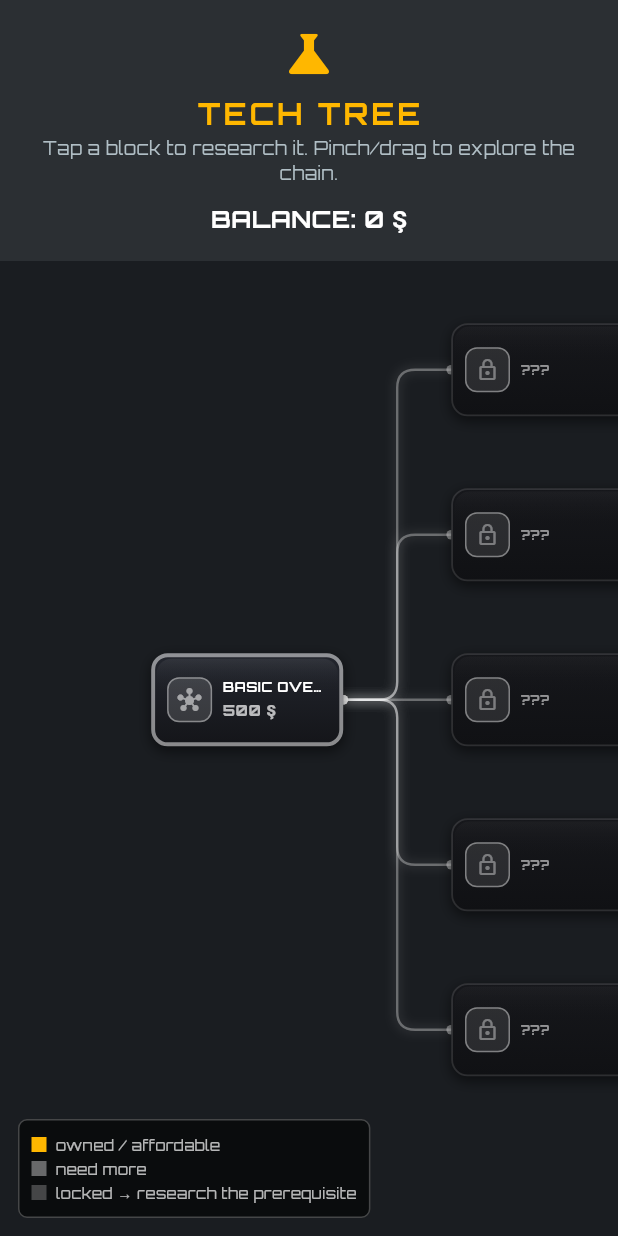
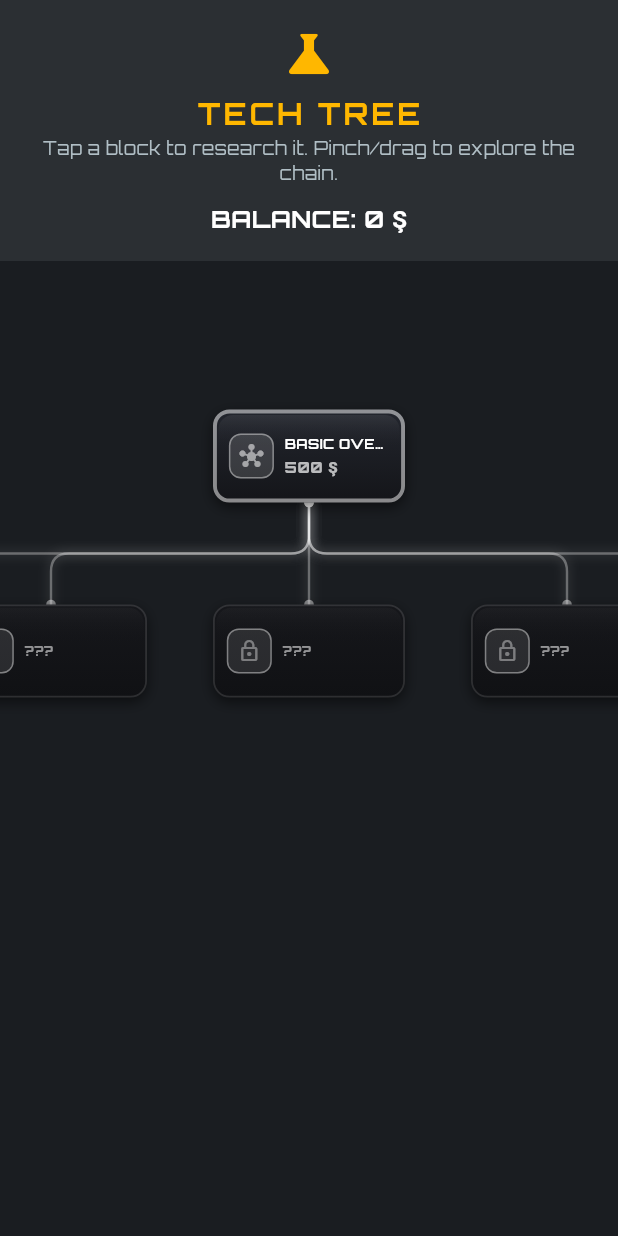
Before and after one commit to ContiHan/crypto-miner-tycoon, a Flutter app: the ResearchTab widget shown alone on an empty page, opened directly, on a phone screen of 412 x 824 dp. Run offline on Flutter 3.47's test engine with Material 3 defaults, Android fonts, the phone set to English and light mode, and no system bars; our stand-ins replace audioplayers, google_fonts, shared_preferences; accounts and stored records are empty.

Commit message:
TECH/SKILL graph: vertical (top-down) layout + drop the legend
- Both trees now lay nodes out by prerequisite depth TOP-DOWN (depth -> row Y,
  siblings within a depth -> centred columns X) instead of left->right — fits a
  tall/narrow phone far better. Canvas width derives from the widest depth level;
  the root frames horizontally-centred near the top.
- Flipped the elbow edge routing to vertical (out of the parent's bottom edge,
  down to a mid-row, across to the child's column, into its top) with rounded
  corners + top/bottom connection pads.
- Removed the bottom-left legend from TECH and SKILL (the redesigned node
  graphics make the states self-explanatory); deleted the now-unused _Legend /
  _PerkLegend widgets and the BlockGraph.legend field.

Verified on-device (both trees render vertical, centred, legend-free); analyze
clean; 235 tests pass (1 skip).

Co-Authored-By: Claude Opus 4.8 <noreply@anthropic.com>

```diff
--- a/lib/screens/research_tab.dart
+++ b/lib/screens/research_tab.dart
@@ -9,14 +9,13 @@ import '../widgets/tech_graph.dart';
 import '../widgets/graph_node_sheet.dart';
 
 /// TECH tree, rendered as a blockchain graph: research nodes are blocks laid out
-/// left→right by prerequisite depth, chained to their parents. Tapping a node
+/// top→down by prerequisite depth, chained to their parents. Tapping a node
 /// opens a detail sheet with the real BUY button.
 class ResearchTab extends StatelessWidget {
   const ResearchTab({super.key});
 
-  static const double _colW = 200;
-  static const double _rowH = 110;
-  static const double _canvasH = 1000;
+  static const double _levelH = 130; // vertical gap between prerequisite depths
+  static const double _nodeGap = 172; // horizontal gap between sibling nodes
 
   @override
   Widget build(BuildContext context) {
@@ -129,12 +128,18 @@ class ResearchTab extends StatelessWidget {
     final maxDepth =
         buckets.keys.isEmpty ? 0 : buckets.keys.reduce(math.max);
 
+    // Vertical layout: prereq depth → row (top-down); siblings within a depth →
+    // column (centred on the canvas). Reads better on a tall/narrow phone.
+    final maxBucket =
+        buckets.values.fold(1, (m, l) => math.max(m, l.length));
+    final canvasW = math.max(360.0, maxBucket * _nodeGap + 160);
+    final centerX = canvasW / 2;
     final pos = <String, Offset>{};
     buckets.forEach((d, list) {
       for (int s = 0; s < list.length; s++) {
-        final x = 100 + d * _colW;
-        final y = _canvasH / 2 + (s - (list.length - 1) / 2) * _rowH;
-        pos[list[s].id] = Offset(x.toDouble(), y);
+        final x = centerX + (s - (list.length - 1) / 2) * _nodeGap;
+        final y = 90 + d * _levelH;
+        pos[list[s].id] = Offset(x, y.toDouble());
       }
     });
 
@@ -181,10 +186,9 @@ class ResearchTab extends StatelessWidget {
     return BlockGraph(
       nodes: nodes,
       edges: edges,
-      graphSize: Size(100 + maxDepth * _colW + 200, _canvasH),
-      initialFocus: const Offset(100, _canvasH / 2), // centre on the root
+      graphSize: Size(canvasW, 90 + maxDepth * _levelH + 160),
+      initialFocus: Offset(centerX, 90), // centre on the root (top)
       edgeStyle: GraphEdgeStyle.elbow, // clean circuit routing for the tree
-      legend: const _Legend(lockedHint: 'locked → research the prerequisite'),
     );
   }
 
@@ -230,39 +234,3 @@ class ResearchTab extends StatelessWidget {
     }
   }
 }
-
-/// Small legend chip anchored bottom-left of a graph.
-class _Legend extends StatelessWidget {
-  final String lockedHint;
-  const _Legend({required this.lockedHint});
-
-  @override
-  Widget build(BuildContext context) {
-    Widget row(Color c, String t) => Padding(
-          padding: const EdgeInsets.symmetric(vertical: 1),
-          child: Row(mainAxisSize: MainAxisSize.min, children: [
-            Container(width: 10, height: 10, color: c),
-            const SizedBox(width: 6),
-            Text(t,
-                style: const TextStyle(color: Colors.white70, fontSize: 10)),
-          ]),
-        );
-    return Container(
-      padding: const EdgeInsets.all(8),
-      decoration: BoxDecoration(
-        color: Colors.black.withValues(alpha: 0.6),
-        borderRadius: BorderRadius.circular(6),
-        border: Border.all(color: Colors.white24),
-      ),
-      child: Column(
-        crossAxisAlignment: CrossAxisAlignment.start,
-        mainAxisSize: MainAxisSize.min,
-        children: [
-          row(AppTheme.accent, 'owned / affordable'),
-          row(Colors.white38, 'need more'),
-          row(Colors.white24, lockedHint),
-        ],
-      ),
-    );
-  }
-}
--- a/lib/widgets/tech_graph.dart
+++ b/lib/widgets/tech_graph.dart
@@ -58,7 +58,6 @@ class BlockGraph extends StatefulWidget {
   final List<GraphNode> nodes;
   final List<GraphEdge> edges;
   final Size graphSize;
-  final Widget? legend;
 
   /// Graph-space point to centre in the viewport on first open (e.g. the root /
   /// GENESIS node), so the player doesn't land on empty canvas.
@@ -72,7 +71,6 @@ class BlockGraph extends StatefulWidget {
     required this.nodes,
     required this.edges,
     required this.graphSize,
-    this.legend,
     this.initialFocus,
     this.edgeStyle = GraphEdgeStyle.straight,
   });
@@ -104,16 +102,17 @@ class _BlockGraphState extends State<BlockGraph> {
 
     return LayoutBuilder(
       builder: (context, constraints) {
-        // Once we know the viewport, translate so initialFocus lands a little
-        // left-of/above centre (leaving room for the tree to extend).
+        // Once we know the viewport, translate so initialFocus (the root) lands
+        // horizontally centred and near the TOP — the tree grows downward, so
+        // this leaves the whole depth below it to scroll into.
         if (!_framed &&
             widget.initialFocus != null &&
             constraints.hasBoundedWidth &&
             constraints.hasBoundedHeight) {
           _framed = true;
           final f = widget.initialFocus!;
-          final dx = constraints.maxWidth * 0.4 - f.dx;
-          final dy = constraints.maxHeight * 0.45 - f.dy;
+          final dx = constraints.maxWidth * 0.5 - f.dx;
+          final dy = constraints.maxHeight * 0.2 - f.dy;
           _tc.value = Matrix4.translationValues(dx, dy, 0);
         }
         return Stack(
@@ -149,8 +148,6 @@ class _BlockGraphState extends State<BlockGraph> {
                 ),
               ),
             ),
-            if (widget.legend != null)
-              Positioned(left: 12, bottom: 12, child: widget.legend!),
           ],
         );
       },
@@ -359,9 +356,9 @@ class _ChainPainter extends CustomPainter {
 
       if (edgeStyle == GraphEdgeStyle.elbow) {
         _drawConduit(canvas, _elbowPath(a, b), base, earned);
-        // Connection pads at the parent output and child input edges.
-        _pad(canvas, Offset(a.dx + kNodeW / 2, a.dy), base, earned);
-        _pad(canvas, Offset(b.dx - kNodeW / 2, b.dy), base, earned);
+        // Connection pads at the parent output (bottom) and child input (top).
+        _pad(canvas, Offset(a.dx, a.dy + kNodeH / 2), base, earned);
+        _pad(canvas, Offset(b.dx, b.dy - kNodeH / 2), base, earned);
       } else {
         _drawConduit(
             canvas, Path()..moveTo(a.dx, a.dy)..lineTo(b.dx, b.dy), base, earned);
@@ -369,27 +366,28 @@ class _ChainPainter extends CustomPainter {
     }
   }
 
-  /// Orthogonal parent→child route with rounded corners: out of the parent's
-  /// right edge, across to a mid-column, up/down to the child's row, then in.
+  /// Orthogonal parent→child route with rounded corners, VERTICAL (top-down):
+  /// out of the parent's bottom edge, down to a mid-row, across to the child's
+  /// column, then into the child's top edge.
   Path _elbowPath(Offset a, Offset b) {
-    final startX = a.dx + kNodeW / 2;
-    final endX = b.dx - kNodeW / 2;
-    final midX = (startX + endX) / 2;
-    final path = Path()..moveTo(startX, a.dy);
-    final dyAbs = (b.dy - a.dy).abs();
-    if (dyAbs < 1) {
-      path.lineTo(endX, b.dy); // same row → a straight run
+    final startY = a.dy + kNodeH / 2;
+    final endY = b.dy - kNodeH / 2;
+    final midY = (startY + endY) / 2;
+    final path = Path()..moveTo(a.dx, startY);
+    final dxAbs = (b.dx - a.dx).abs();
+    if (dxAbs < 1) {
+      path.lineTo(b.dx, endY); // same column → a straight run down
       return path;
     }
-    final dir = b.dy > a.dy ? 1.0 : -1.0;
+    final dir = b.dx > a.dx ? 1.0 : -1.0;
     final cr = math.max(
-        0.0, math.min(12.0, math.min((endX - startX).abs() / 2, dyAbs / 2)));
+        0.0, math.min(12.0, math.min((endY - startY).abs() / 2, dxAbs / 2)));
     path
-      ..lineTo(midX - cr, a.dy)
-      ..quadraticBezierTo(midX, a.dy, midX, a.dy + dir * cr)
-      ..lineTo(midX, b.dy - dir * cr)
-      ..quadraticBezierTo(midX, b.dy, midX + cr, b.dy)
-      ..lineTo(endX, b.dy);
+      ..lineTo(a.dx, midY - cr)
+      ..quadraticBezierTo(a.dx, midY, a.dx + dir * cr, midY)
+      ..lineTo(b.dx - dir * cr, midY)
+      ..quadraticBezierTo(b.dx, midY, b.dx, midY + cr)
+      ..lineTo(b.dx, endY);
     return path;
   }
 
```
Also changed, not shown: lib/screens/perks_screen.dart (+13 -42 lines).
